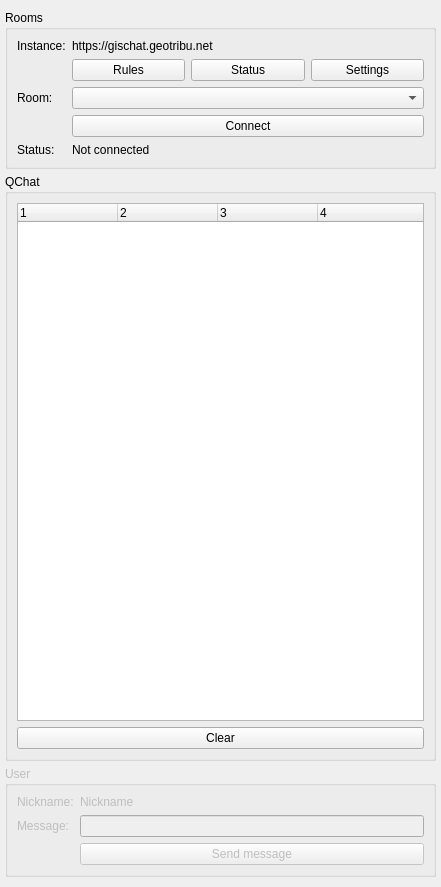
Qt form qtribu/gui/wdg_qchat.ui (geotribu/qtribu) before a commit.
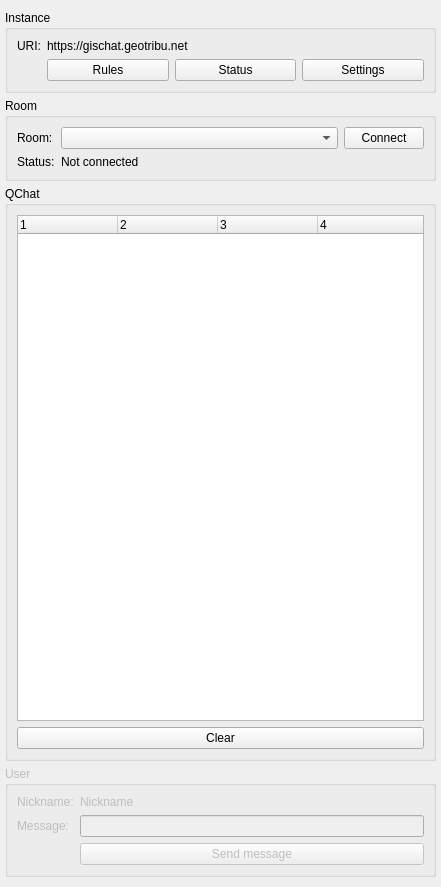
The same form after that commit. Custom widgets are drawn as their Qt base class.

Commit message: create new room groupbox

Patch:
```diff
--- a/qtribu/gui/wdg_qchat.ui
+++ b/qtribu/gui/wdg_qchat.ui
@@ -51,13 +51,13 @@
        </sizepolicy>
       </property>
       <property name="title">
-       <string>Rooms</string>
+       <string>Instance</string>
       </property>
-      <layout class="QFormLayout" name="formLayout_2">
+      <layout class="QFormLayout" name="formLayout_3">
        <item row="0" column="0">
-        <widget class="QLabel" name="lbl_instance_text">
+        <widget class="QLabel" name="lbl_instance_uri">
          <property name="text">
-          <string>Instance:</string>
+          <string>URI:</string>
          </property>
         </widget>
        </item>
@@ -111,18 +111,41 @@
          </item>
         </layout>
        </item>
-       <item row="4" column="0">
+      </layout>
+     </widget>
+    </item>
+    <item>
+     <widget class="QgsCollapsibleGroupBox" name="grb_room">
+      <property name="sizePolicy">
+       <sizepolicy hsizetype="Preferred" vsizetype="Minimum">
+        <horstretch>0</horstretch>
+        <verstretch>0</verstretch>
+       </sizepolicy>
+      </property>
+      <property name="title">
+       <string>Room</string>
+      </property>
+      <layout class="QFormLayout" name="formLayout_2">
+       <item row="0" column="0">
         <widget class="QLabel" name="lbl_room">
          <property name="text">
           <string>Room:</string>
          </property>
         </widget>
        </item>
-       <item row="4" column="1">
+       <item row="0" column="1">
+        <layout class="QHBoxLayout" name="horizontalLayout">
+         <item>
         <widget class="QComboBox" name="cbb_room"/>
        </item>
-       <item row="5" column="1">
+         <item>
         <widget class="QPushButton" name="btn_connect">
+           <property name="sizePolicy">
+            <sizepolicy hsizetype="Fixed" vsizetype="Fixed">
+             <horstretch>0</horstretch>
+             <verstretch>0</verstretch>
+            </sizepolicy>
+           </property>
          <property name="cursor">
           <cursorShape>PointingHandCursor</cursorShape>
          </property>
@@ -131,14 +154,16 @@
          </property>
         </widget>
        </item>
-       <item row="6" column="0">
+        </layout>
+       </item>
+       <item row="1" column="0">
         <widget class="QLabel" name="lbl_status_text">
          <property name="text">
           <string>Status:</string>
          </property>
         </widget>
        </item>
-       <item row="6" column="1">
+       <item row="1" column="1">
         <widget class="QLabel" name="lbl_status">
          <property name="text">
           <string>Not connected</string>
```
Left out of the diff: 4 changed lines with no effect on the pictures. Lines whose indentation alone changed are shown as unchanged.
